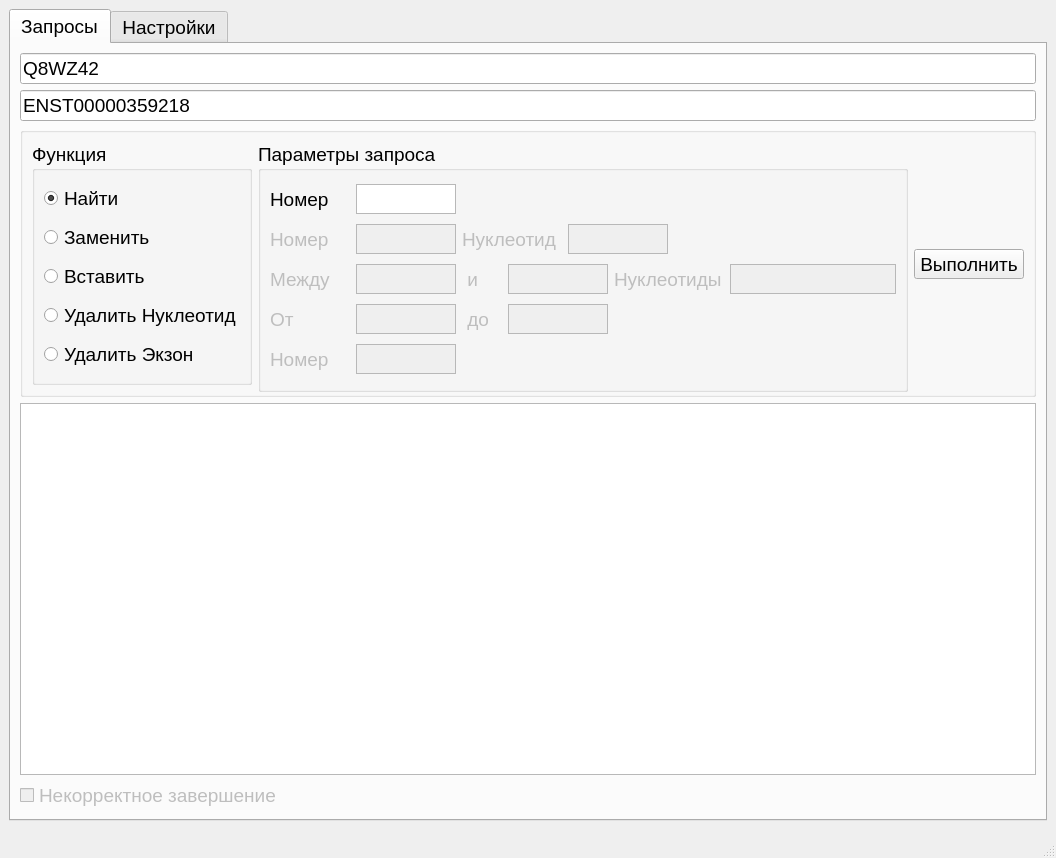
First picture: the form in src/mainwindow.ui, repository RedT0wer/TitinInfo, before the edit.
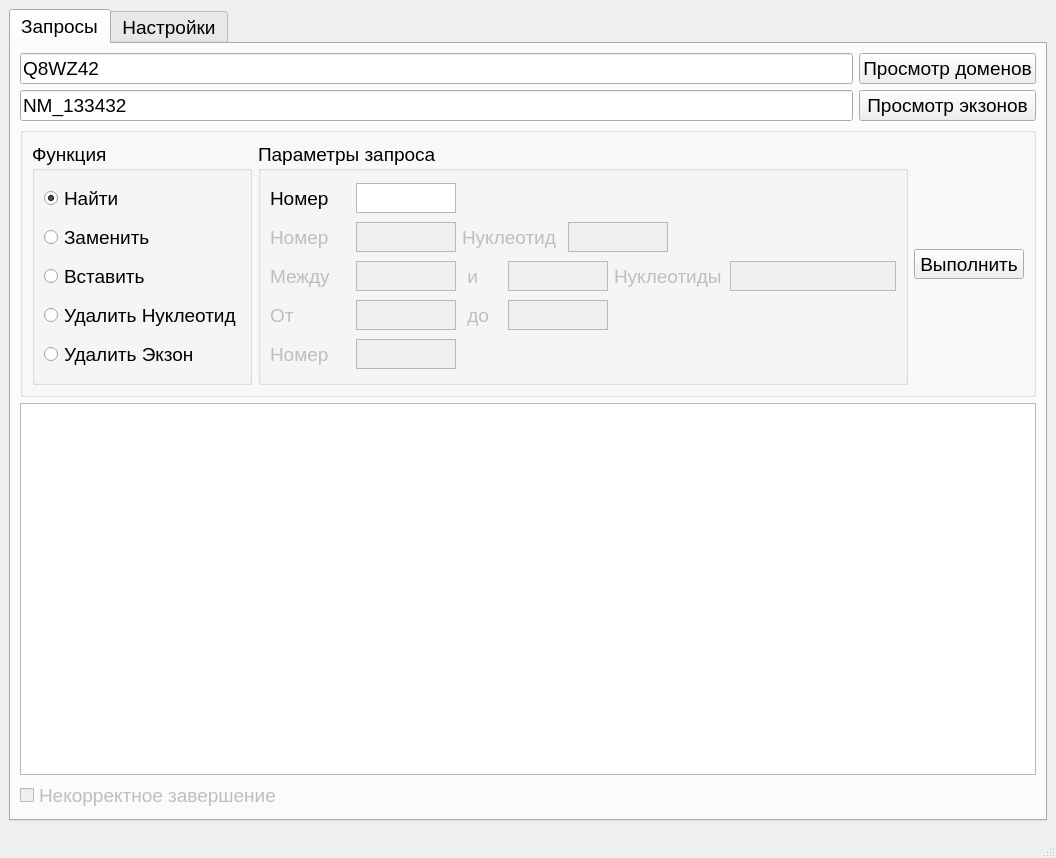
Second picture: the form after the edit.

Patch:
```diff
--- a/src/mainwindow.ui
+++ b/src/mainwindow.ui
@@ -29,8 +29,8 @@
        <attribute name="title">
         <string>Запросы</string>
        </attribute>
-       <layout class="QVBoxLayout" name="verticalLayout_5">
-        <item>
+       <layout class="QGridLayout" name="gridLayout_2">
+        <item row="0" column="0">
          <widget class="QLineEdit" name="origin">
           <property name="enabled">
            <bool>true</bool>
@@ -49,7 +49,14 @@
           </property>
          </widget>
         </item>
-        <item>
+        <item row="0" column="1">
+         <widget class="QPushButton" name="view_domain">
+          <property name="text">
+           <string>Просмотр доменов</string>
+          </property>
+         </widget>
+        </item>
+        <item row="1" column="0">
          <widget class="QLineEdit" name="isoform">
           <property name="enabled">
            <bool>true</bool>
@@ -61,14 +68,21 @@
            </size>
           </property>
           <property name="text">
-           <string>ENST00000359218</string>
+           <string>NM_133432</string>
           </property>
           <property name="placeholderText">
            <string>ENST00000460472...</string>
           </property>
          </widget>
         </item>
-        <item>
+        <item row="1" column="1">
+         <widget class="QPushButton" name="pushButton_2">
+          <property name="text">
+           <string>Просмотр экзонов</string>
+          </property>
+         </widget>
+        </item>
+        <item row="2" column="0" colspan="2">
          <widget class="QGroupBox" name="groupBox">
           <property name="maximumSize">
            <size>
@@ -232,7 +246,7 @@
              <property name="minimumSize">
               <size>
                <width>650</width>
-               <height>250</height>
+               <height>200</height>
               </size>
              </property>
              <property name="maximumSize">
@@ -286,6 +300,12 @@
                   <property name="horizontalScrollBarPolicy">
                    <enum>Qt::ScrollBarAlwaysOff</enum>
                   </property>
+                  <property name="sizeAdjustPolicy">
+                   <enum>QAbstractScrollArea::AdjustIgnored</enum>
+                  </property>
+                  <property name="lineWrapMode">
+                   <enum>QTextEdit::NoWrap</enum>
+                  </property>
                  </widget>
                 </item>
                 <item>
@@ -344,6 +364,9 @@
                   <property name="horizontalScrollBarPolicy">
                    <enum>Qt::ScrollBarAlwaysOff</enum>
                   </property>
+                  <property name="lineWrapMode">
+                   <enum>QTextEdit::NoWrap</enum>
+                  </property>
                  </widget>
                 </item>
                 <item>
@@ -391,6 +414,9 @@
                   <property name="horizontalScrollBarPolicy">
                    <enum>Qt::ScrollBarAlwaysOff</enum>
                   </property>
+                  <property name="lineWrapMode">
+                   <enum>QTextEdit::NoWrap</enum>
+                  </property>
                  </widget>
                 </item>
                 <item>
@@ -449,6 +475,9 @@
                   <property name="horizontalScrollBarPolicy">
                    <enum>Qt::ScrollBarAlwaysOff</enum>
                   </property>
+                  <property name="lineWrapMode">
+                   <enum>QTextEdit::NoWrap</enum>
+                  </property>
                  </widget>
                 </item>
                 <item>
@@ -496,6 +525,9 @@
                   <property name="horizontalScrollBarPolicy">
                    <enum>Qt::ScrollBarAlwaysOff</enum>
                   </property>
+                  <property name="lineWrapMode">
+                   <enum>QTextEdit::NoWrap</enum>
+                  </property>
                  </widget>
                 </item>
                 <item>
@@ -527,7 +559,7 @@
                   </property>
                   <property name="minimumSize">
                    <size>
-                    <width>100</width>
+                    <width>70</width>
                     <height>30</height>
                    </size>
                   </property>
@@ -543,6 +575,9 @@
                   <property name="horizontalScrollBarPolicy">
                    <enum>Qt::ScrollBarAlwaysOff</enum>
                   </property>
+                  <property name="lineWrapMode">
+                   <enum>QTextEdit::NoWrap</enum>
+                  </property>
                  </widget>
                 </item>
                </layout>
@@ -594,6 +629,9 @@
                   <property name="horizontalScrollBarPolicy">
                    <enum>Qt::ScrollBarAlwaysOff</enum>
                   </property>
+                  <property name="lineWrapMode">
+                   <enum>QTextEdit::NoWrap</enum>
+                  </property>
                  </widget>
                 </item>
                 <item>
@@ -641,6 +679,9 @@
                   <property name="horizontalScrollBarPolicy">
                    <enum>Qt::ScrollBarAlwaysOff</enum>
                   </property>
+                  <property name="lineWrapMode">
+                   <enum>QTextEdit::NoWrap</enum>
+                  </property>
                  </widget>
                 </item>
                 <item>
@@ -699,6 +740,9 @@
                   <property name="horizontalScrollBarPolicy">
                    <enum>Qt::ScrollBarAlwaysOff</enum>
                   </property>
+                  <property name="lineWrapMode">
+                   <enum>QTextEdit::NoWrap</enum>
+                  </property>
                  </widget>
                 </item>
                 <item>
@@ -756,7 +800,7 @@
           </layout>
          </widget>
         </item>
-        <item>
+        <item row="3" column="0" colspan="2">
          <widget class="QTextBrowser" name="response_browser">
           <property name="minimumSize">
            <size>
@@ -766,7 +810,7 @@
           </property>
          </widget>
         </item>
-        <item>
+        <item row="4" column="0" colspan="2">
          <widget class="QCheckBox" name="checkException">
           <property name="enabled">
            <bool>false</bool>
```
